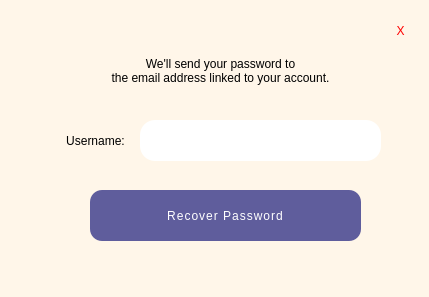
Before: the Qt Designer form loginforgetpassword.ui in S-rita/KiddoQuest, drawn with Qt 5.
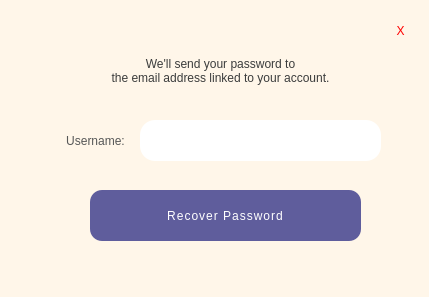
After: the same form once the commit is applied.

What changed in the file:
```diff
--- a/loginforgetpassword.ui
+++ b/loginforgetpassword.ui
@@ -15,7 +15,7 @@
   </property>
   <property name="styleSheet">
    <string notr="true">font: 15pt &quot;BM Jua&quot;;
-color:black;</string>
+color:white;</string>
   </property>
   <widget class="QWidget" name="centralwidget">
    <widget class="QLabel" name="label">
@@ -27,6 +27,9 @@
       <height>61</height>
      </rect>
     </property>
+    <property name="styleSheet">
+     <string notr="true">color: rgb(59, 60, 60);</string>
+    </property>
     <property name="text">
      <string>We'll send your password to
 the email address linked to your account.</string>
@@ -44,6 +47,9 @@
       <height>21</height>
      </rect>
     </property>
+    <property name="styleSheet">
+     <string notr="true">color: rgb(86, 87, 87);</string>
+    </property>
     <property name="text">
      <string>Username:</string>
     </property>
```
Left out of the diff: 2 changed lines with no effect on the pictures.
